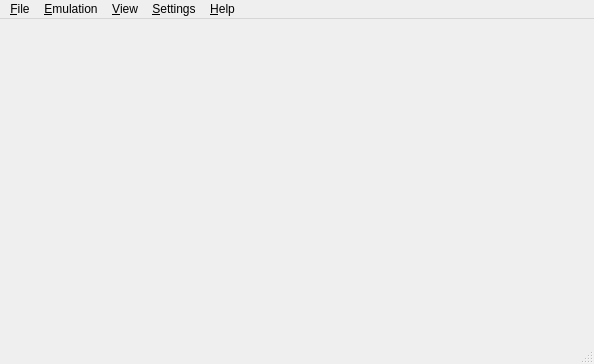
AlphaGriffin/mupen64plus-ui-python, file src/m64py/ui/mainwindow.ui: the form before one commit.
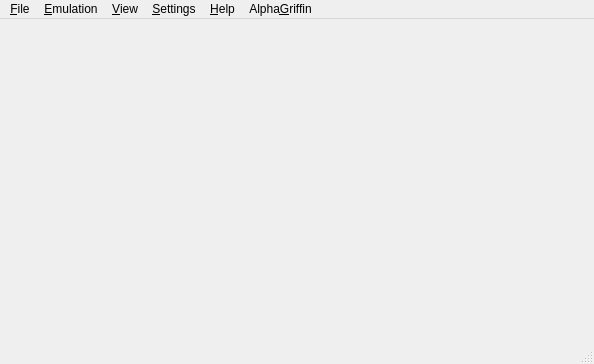
The form after the commit. Icons and pictures are not drawn.

Commit message: lots of new working functions in the AlphaGriffin Section... good times

```diff
--- a/src/m64py/ui/mainwindow.ui
+++ b/src/m64py/ui/mainwindow.ui
@@ -157,11 +157,19 @@
     <addaction name="separator"/>
     <addaction name="actionFullscreen"/>
    </widget>
+   <widget class="QMenu" name="menuSmarts">
+    <property name="title">
+     <string>Alpha&amp;Griffin</string>
+    </property>
+    <addaction name="actionPad_Graph"/>
+    <addaction name="actionRecording_Console"/>
+   </widget>
    <addaction name="menuFile"/>
    <addaction name="menuEmulation"/>
    <addaction name="menuView"/>
    <addaction name="menuSettings"/>
    <addaction name="menuHelp"/>
+   <addaction name="menuSmarts"/>
   </widget>
   <widget class="QStatusBar" name="statusbar">
    <property name="styleSheet">
```
Left out of the diff: 6 changed lines with no effect on the pictures. The commit also changes 6 other files.
